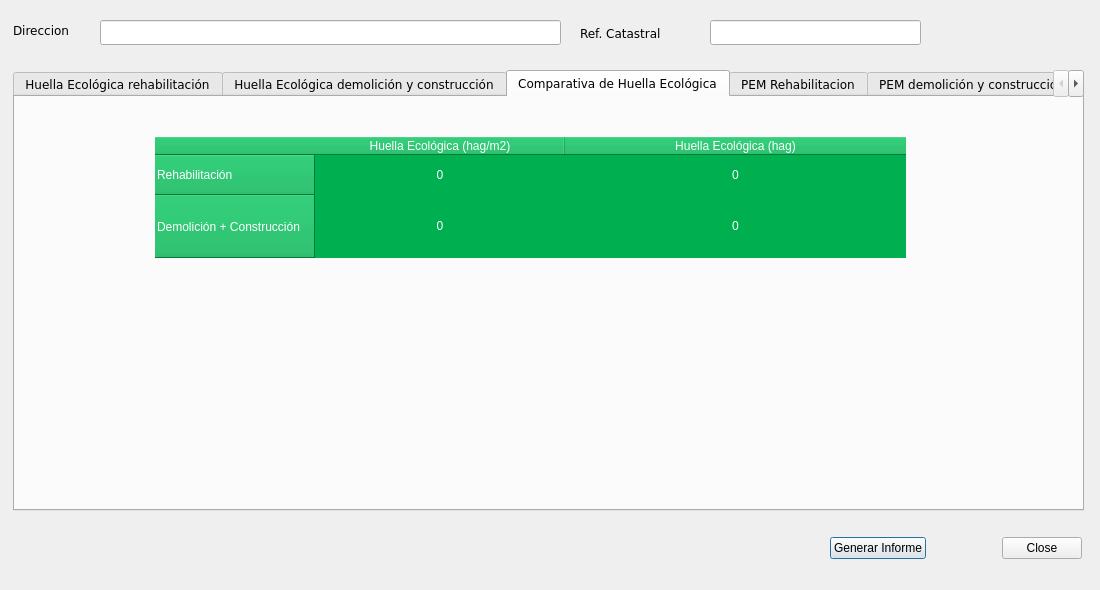
First picture: the form in Ui_ResultForm.ui, repository rubenmarrufo/herevea, before the edit.
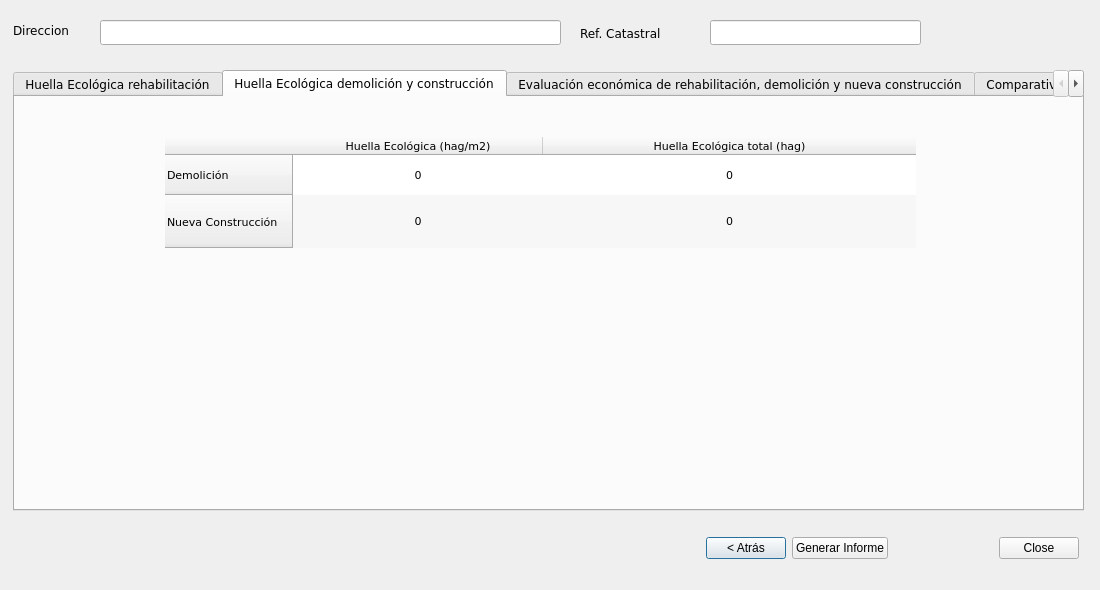
Second picture: the form after the edit. The open tabs and pages were chosen to show the change. Icons and pictures are not drawn. Custom widgets are drawn as their Qt base class.

The edit to the form file:
```diff
--- a/Ui_ResultForm.ui
+++ b/Ui_ResultForm.ui
@@ -546,21 +546,23 @@
        <x>150</x>
        <y>40</y>
        <width>751</width>
-       <height>121</height>
+       <height>111</height>
       </rect>
      </property>
+     <property name="font">
+      <font>
+       <family>Verdana</family>
+       <pointsize>8</pointsize>
+      </font>
+     </property>
      <property name="styleSheet">
-      <string notr="true">background-color: rgb(0, 176, 80);
-gridline-color: rgb(255, 255, 255);
-border-color: rgb(255, 255, 255);
-alternate-background-color: rgb(85, 255, 0);
-color: rgb(255, 255, 255);</string>
+      <string notr="true"/>
      </property>
      <property name="frameShape">
       <enum>QFrame::NoFrame</enum>
      </property>
      <property name="alternatingRowColors">
-      <bool>false</bool>
+      <bool>true</bool>
      </property>
      <property name="selectionMode">
       <enum>QAbstractItemView::NoSelection</enum>
@@ -606,7 +608,7 @@
      </column>
      <column>
       <property name="text">
-       <string>Huella Ecológica (hag)</string>
+       <string>Huella Ecológica total (hag)</string>
       </property>
      </column>
      <item row="0" column="0">
@@ -643,174 +645,9 @@
      </item>
     </widget>
    </widget>
-   <widget class="QWidget" name="ComparativadeHuella">
-    <attribute name="title">
-     <string>Comparativa de Huella Ecológica</string>
-    </attribute>
-    <widget class="QTableWidget" name="tabHEComp">
-     <property name="geometry">
-      <rect>
-       <x>140</x>
-       <y>40</y>
-       <width>751</width>
-       <height>121</height>
-      </rect>
-     </property>
-     <property name="styleSheet">
-      <string notr="true">background-color: rgb(0, 176, 80);
-gridline-color: rgb(255, 255, 255);
-border-color: rgb(255, 255, 255);
-alternate-background-color: rgb(85, 255, 0);
-color: rgb(255, 255, 255);</string>
-     </property>
-     <property name="frameShape">
-      <enum>QFrame::NoFrame</enum>
-     </property>
-     <property name="selectionMode">
-      <enum>QAbstractItemView::NoSelection</enum>
-     </property>
-     <property name="showGrid">
-      <bool>false</bool>
-     </property>
-     <property name="gridStyle">
-      <enum>Qt::NoPen</enum>
-     </property>
-     <attribute name="horizontalHeaderCascadingSectionResizes">
-      <bool>true</bool>
-     </attribute>
-     <attribute name="horizontalHeaderDefaultSectionSize">
-      <number>250</number>
-     </attribute>
-     <attribute name="horizontalHeaderStretchLastSection">
-      <bool>true</bool>
-     </attribute>
-     <attribute name="verticalHeaderCascadingSectionResizes">
-      <bool>true</bool>
-     </attribute>
-     <attribute name="verticalHeaderDefaultSectionSize">
-      <number>40</number>
-     </attribute>
-     <attribute name="verticalHeaderStretchLastSection">
-      <bool>true</bool>
-     </attribute>
-     <row>
-      <property name="text">
-       <string>Rehabilitación</string>
-      </property>
-     </row>
-     <row>
-      <property name="text">
-       <string>Demolición + Construcción</string>
-      </property>
-     </row>
-     <column>
-      <property name="text">
-       <string>Huella Ecológica (hag/m2)</string>
-      </property>
-     </column>
-     <column>
-      <property name="text">
-       <string>Huella Ecológica (hag)</string>
-      </property>
-     </column>
-     <item row="0" column="0">
-      <property name="text">
-       <string>0</string>
-      </property>
-      <property name="textAlignment">
-       <set>AlignHCenter|AlignVCenter|AlignCenter</set>
-      </property>
-     </item>
-     <item row="0" column="1">
-      <property name="text">
-       <string>0</string>
-      </property>
-      <property name="textAlignment">
-       <set>AlignHCenter|AlignVCenter|AlignCenter</set>
-      </property>
-     </item>
-     <item row="1" column="0">
-      <property name="text">
-       <string>0</string>
-      </property>
-      <property name="textAlignment">
-       <set>AlignHCenter|AlignVCenter|AlignCenter</set>
-      </property>
-     </item>
-     <item row="1" column="1">
-      <property name="text">
-       <string>0</string>
-      </property>
-      <property name="textAlignment">
-       <set>AlignHCenter|AlignVCenter|AlignCenter</set>
-      </property>
-     </item>
-    </widget>
-   </widget>
-   <widget class="QWidget" name="tab_3">
-    <attribute name="title">
-     <string>PEM Rehabilitacion</string>
-    </attribute>
-    <widget class="QTableWidget" name="tabPEMReh">
-     <property name="geometry">
-      <rect>
-       <x>340</x>
-       <y>40</y>
-       <width>381</width>
-       <height>91</height>
-      </rect>
-     </property>
-     <property name="styleSheet">
-      <string notr="true">background-color: rgb(0, 176, 80);
-gridline-color: rgb(255, 255, 255);
-border-color: rgb(255, 255, 255);
-alternate-background-color: rgb(85, 255, 0);
-color: rgb(255, 255, 255);</string>
-     </property>
-     <property name="frameShape">
-      <enum>QFrame::NoFrame</enum>
-     </property>
-     <property name="selectionMode">
-      <enum>QAbstractItemView::NoSelection</enum>
-     </property>
-     <property name="showGrid">
-      <bool>false</bool>
-     </property>
-     <property name="gridStyle">
-      <enum>Qt::NoPen</enum>
-     </property>
-     <attribute name="horizontalHeaderDefaultSectionSize">
-      <number>320</number>
-     </attribute>
-     <attribute name="horizontalHeaderStretchLastSection">
-      <bool>true</bool>
-     </attribute>
-     <attribute name="verticalHeaderDefaultSectionSize">
-      <number>40</number>
-     </attribute>
-     <attribute name="verticalHeaderStretchLastSection">
-      <bool>true</bool>
-     </attribute>
-     <row>
-      <property name="text">
-       <string>Rehabilitación</string>
-      </property>
-     </row>
-     <column>
-      <property name="text">
-       <string>PEM (€)</string>
-      </property>
-     </column>
-     <item row="0" column="0">
-      <property name="text">
-       <string>0</string>
-      </property>
-     </item>
-    </widget>
-   </widget>
    <widget class="QWidget" name="tab_4">
     <attribute name="title">
-     <string>PEM demolición y construcción</string>
+     <string>Evaluación económica de rehabilitación, demolición y nueva construcción</string>
     </attribute>
     <widget class="QTableWidget" name="tabPEMDemCons">
      <property name="geometry">
@@ -896,7 +733,7 @@
    </widget>
    <widget class="QWidget" name="tab_5">
     <attribute name="title">
-     <string>Comparativa de PEM</string>
+     <string>Comparativa económica y ambiental</string>
     </attribute>
     <widget class="QTableWidget" name="tabPEMComp">
      <property name="geometry">
@@ -978,16 +815,23 @@
     </widget>
    </widget>
   </widget>
-  <widget class="QWidget" name="">
+  <widget class="QWidget" name="layoutWidget">
    <property name="geometry">
     <rect>
-     <x>830</x>
+     <x>706</x>
      <y>530</y>
-     <width>252</width>
+     <width>373</width>
      <height>36</height>
     </rect>
    </property>
    <layout class="QHBoxLayout" name="horizontalLayout">
+    <item>
+     <widget class="QPushButton" name="pushButton">
+      <property name="text">
+       <string>&lt; Atrás</string>
+      </property>
+     </widget>
+    </item>
     <item>
      <widget class="QPushButton" name="btnReport">
       <property name="text">
```
Left out of the diff: 122 changed lines with no effect on the pictures.
